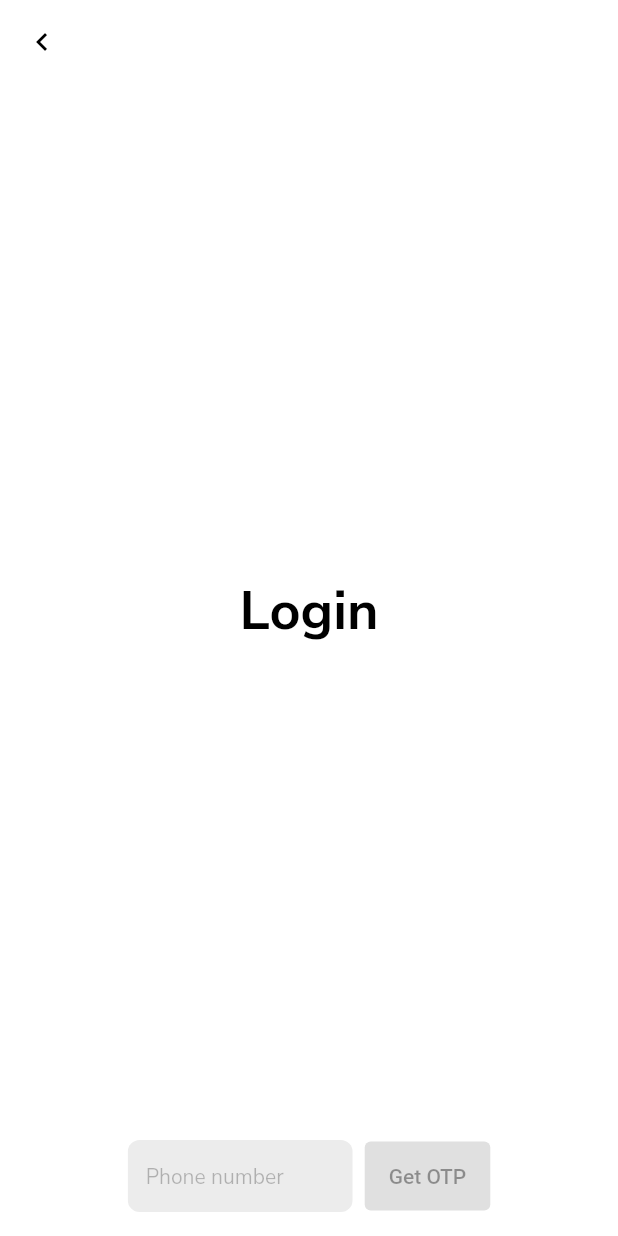
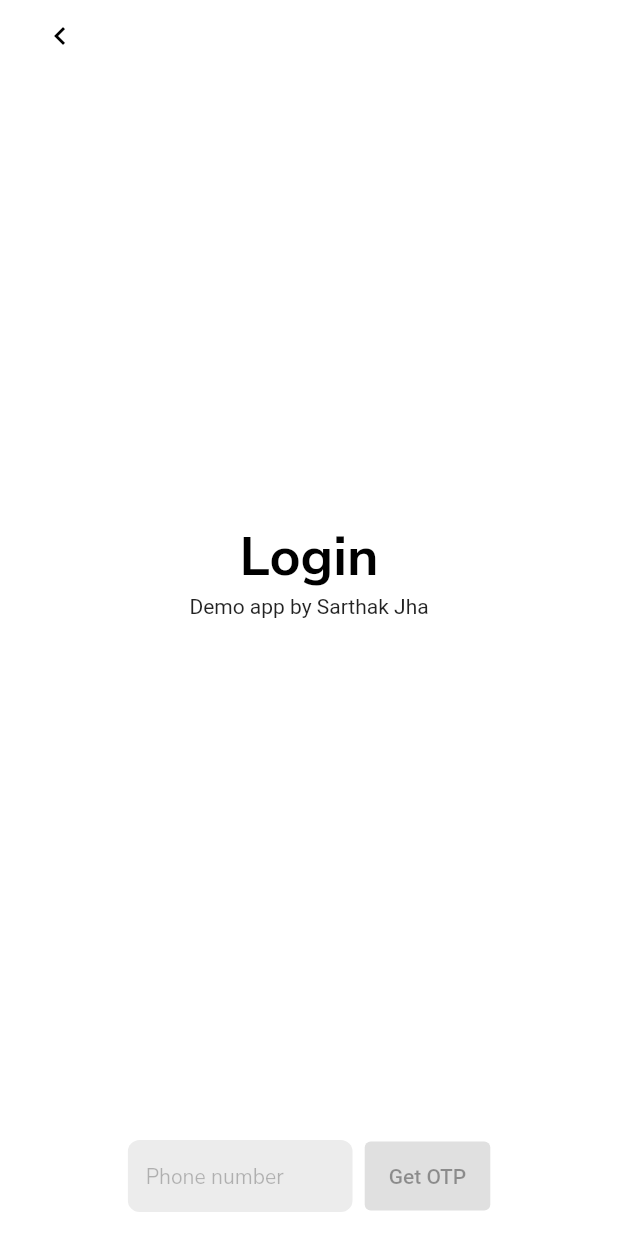
Before and after one commit to sarthak333/SampleVideoPlayer, a Flutter app: the screen it shows after launch, after a tap on "Sign in with Phone number", on a phone screen of 412 x 824 dp. Run offline on Flutter 3.47's test engine with Material 2 defaults, Android fonts, the phone set to English and light mode, and no system bars; drawn by our look-alikes of reactive_forms; our stand-ins replace camera, copy_with_extension, firebase_auth, firebase_core, flutter_bloc, fluttertoast and 3 more; accounts and stored records are empty.

```diff
--- a/lib/models/auth_state.dart
+++ b/lib/models/auth_state.dart
@@ -8,7 +8,14 @@ part 'auth_state.g.dart';
 class AuthState {
   bool hasSentOtp;
 
-  AuthState({this.hasSentOtp = false});
+  bool isGoogleSignInLoading;
+  bool isPhoneSignInLoading;
+
+  AuthState({
+    this.hasSentOtp = false,
+    this.isGoogleSignInLoading = false,
+    this.isPhoneSignInLoading = false,
+  });
 
   factory AuthState.fromJson(Map<String, dynamic> json) =>
       _$AuthStateFromJson(json);
--- a/lib/screens/login.dart
+++ b/lib/screens/login.dart
@@ -34,31 +34,40 @@ class _LoginScreenState extends State<LoginScreen> {
   @override
   Widget build(BuildContext context) {
     return Scaffold(
-      appBar: isSigningInWithPhone
-          ? AppBar(
-              backgroundColor: absoluteWhite,
-              elevation: 0,
-              leading: IconButton(
+      floatingActionButtonLocation: FloatingActionButtonLocation.startTop,
+      floatingActionButton: isSigningInWithPhone
+          ? IconButton(
               icon: Icon(
                 Icons.chevron_left_sharp,
                 color: absoluteBlack,
               ),
               onPressed: _resetSignInOption,
-              ))
+            )
           : null,
       backgroundColor: absoluteWhite,
       body: SafeArea(
+        child: Stack(
+          children: [
+            SingleChildScrollView(
+              physics: BouncingScrollPhysics(),
               child: Container(
                 width: MediaQuery.of(context).size.width,
-          height: MediaQuery.of(context).size.height,
+                height: MediaQuery.of(context).size.height -
+                    MediaQuery.of(context).padding.top -
+                    MediaQuery.of(context).padding.bottom,
                 child: Column(
                   mainAxisSize: MainAxisSize.min,
                   mainAxisAlignment: MainAxisAlignment.spaceBetween,
                   children: [
                     Container(),
+                    Column(
+                      children: [
                         Text(
                           'Login',
                           style: heading,
+                        ),
+                        Text('Demo app by Sarthak Jha'),
+                      ],
                     ),
                     Padding(
                       padding: const EdgeInsets.only(bottom: 16),
@@ -81,21 +90,35 @@ class _LoginScreenState extends State<LoginScreen> {
                                                     width: 150,
                                                     child: ClipRRect(
                                                       borderRadius:
-                                                    BorderRadius.circular(8),
+                                                          BorderRadius.circular(
+                                                              8),
                                                       child: ReactiveTextField(
                                                         formControlName: 'otp',
                                                         decoration:
-                                                      inputDecoration.copyWith(
+                                                            inputDecoration
+                                                                .copyWith(
                                                           hintText: 'OTP',
                                                           hintStyle: hintText,
                                                         ),
+                                                        validationMessages:
+                                                            (control) => {
+                                                          'required':
+                                                              "Can't be empty",
+                                                          'maxLength':
+                                                              'Exceeds 6 digits',
+                                                          'minLength':
+                                                              'Lesser than 6 digits',
+                                                        },
                                                       ),
                                                     ),
                                                   ),
                                                   SizedBox(width: 8),
                                                   ReactiveFormConsumer(
-                                              builder: (context, form, child) {
-                                                return ElevatedButton(
+                                                    builder:
+                                                        (context, form, child) {
+                                                      return !state
+                                                              .isPhoneSignInLoading
+                                                          ? ElevatedButton(
                                                               child: Container(
                                                                 height: 46,
                                                                 child: Center(
@@ -104,10 +127,13 @@ class _LoginScreenState extends State<LoginScreen> {
                                                                   ),
                                                                 ),
                                                               ),
-                                                  onPressed: form.valid
-                                                      ? _authCubit.verifyOtp
+                                                              onPressed: form
+                                                                      .valid
+                                                                  ? _authCubit
+                                                                      .verifyOtp
                                                                   : null,
-                                                );
+                                                            )
+                                                          : CircularProgressIndicator();
                                                     },
                                                   ),
                                                 ],
@@ -115,28 +141,45 @@ class _LoginScreenState extends State<LoginScreen> {
                                             )
                                           : ReactiveForm(
                                               key: Key('phoneInput'),
-                                        formGroup: _authCubit.phoneNumberForm,
+                                              formGroup:
+                                                  _authCubit.phoneNumberForm,
                                               child: Row(
                                                 children: <Widget>[
                                                   SizedBox(
                                                     width: 150,
                                                     child: ClipRRect(
                                                       borderRadius:
-                                                    BorderRadius.circular(8),
+                                                          BorderRadius.circular(
+                                                              8),
                                                       child: ReactiveTextField(
-                                                  formControlName: 'phone',
+                                                        formControlName:
+                                                            'phone',
                                                         decoration:
-                                                      inputDecoration.copyWith(
-                                                    hintText: 'Phone number',
+                                                            inputDecoration
+                                                                .copyWith(
+                                                          hintText:
+                                                              'Phone number',
                                                           hintStyle: hintText,
                                                         ),
+                                                        validationMessages:
+                                                            (control) => {
+                                                          'required':
+                                                              "Can't be empty",
+                                                          'maxLength':
+                                                              'Exceeds 10 digits',
+                                                          'minLength':
+                                                              'Lesser than 10 digits',
+                                                        },
                                                       ),
                                                     ),
                                                   ),
                                                   SizedBox(width: 8),
                                                   ReactiveFormConsumer(
-                                              builder: (context, form, child) {
-                                                return ElevatedButton(
+                                                    builder:
+                                                        (context, form, child) {
+                                                      return !state
+                                                              .isPhoneSignInLoading
+                                                          ? ElevatedButton(
                                                               child: Container(
                                                                 height: 46,
                                                                 child: Center(
@@ -145,10 +188,13 @@ class _LoginScreenState extends State<LoginScreen> {
                                                                   ),
                                                                 ),
                                                               ),
-                                                  onPressed: form.valid
-                                                      ? _authCubit.sendOtp
+                                                              onPressed: form
+                                                                      .valid
+                                                                  ? _authCubit
+                                                                      .sendOtp
                                                                   : null,
-                                                );
+                                                            )
+                                                          : CircularProgressIndicator();
                                                     },
                                                   ),
                                                 ],
@@ -158,19 +204,25 @@ class _LoginScreenState extends State<LoginScreen> {
                                   )
                                 : Column(
                                     children: [
-                                ElevatedButton(
+                                      !state.isGoogleSignInLoading
+                                          ? ElevatedButton(
                                               child: Text(
                                                 'Sign in with Google',
                                               ),
-                                  onPressed: _authCubit.signInWithGoogle,
-                                ),
+                                              onPressed:
+                                                  _authCubit.signInWithGoogle,
+                                            )
+                                          : CircularProgressIndicator(),
                                       if (Platform.isAndroid)
-                                  OutlinedButton(
+                                        !state.isPhoneSignInLoading
+                                            ? OutlinedButton(
                                                 child: Text(
                                                   'Sign in with Phone number',
                                                 ),
-                                    onPressed: _startSignInWithPhone,
+                                                onPressed:
+                                                    _startSignInWithPhone,
                                               )
+                                            : CircularProgressIndicator(),
                                     ],
                                   );
                           },
@@ -181,6 +233,9 @@ class _LoginScreenState extends State<LoginScreen> {
                 ),
               ),
             ),
+          ],
+        ),
+      ),
     );
   }
 }
```
Also changed, not shown: lib/cubits/auth.dart (+23 -5 lines), lib/models/auth_state.g.dart. Lines whose indentation alone changed are shown as unchanged.
